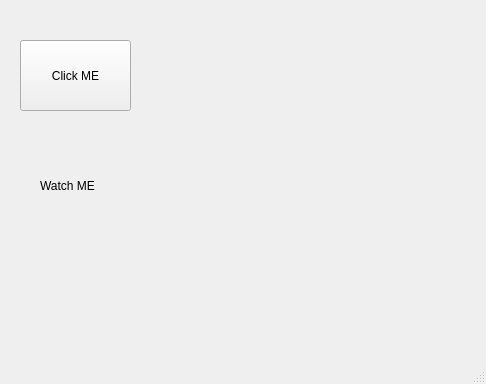
Above: main.ui from Soroosh-N/ObDES before the change. Below: the same form after it.
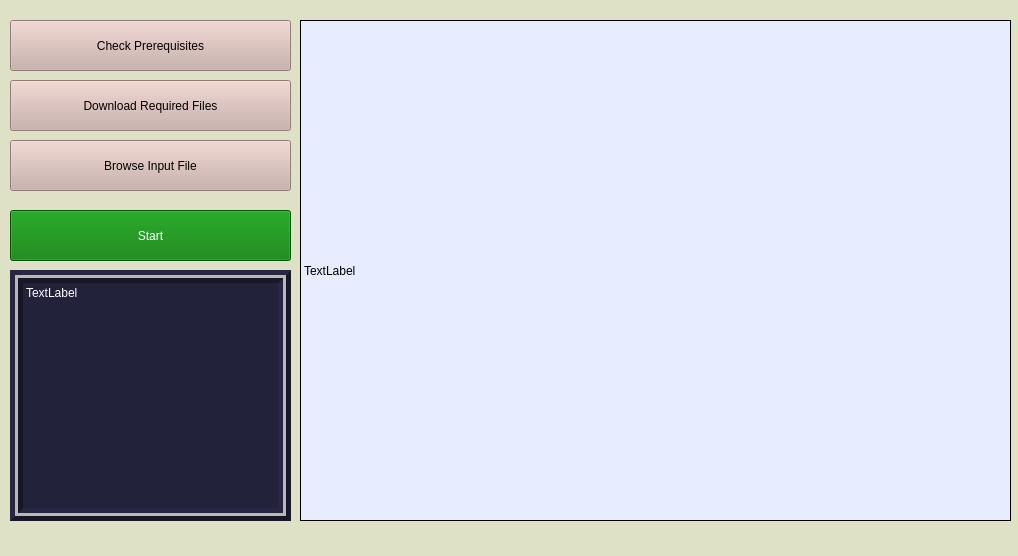
That is the form after the change.

Commit message: UI development first steps

What changed in the file:
```diff
--- a/main.ui
+++ b/main.ui
@@ -6,52 +6,594 @@
    <rect>
     <x>0</x>
     <y>0</y>
-    <width>486</width>
-    <height>384</height>
+    <width>1018</width>
+    <height>556</height>
    </rect>
   </property>
   <property name="windowTitle">
-   <string>MainWindow</string>
+   <string>ObDES</string>
+  </property>
+  <property name="windowOpacity">
+   <double>1.000000000000000</double>
+  </property>
+  <property name="styleSheet">
+   <string notr="true">background-color: rgb(223, 225, 199);</string>
   </property>
   <widget class="QWidget" name="centralwidget">
    <widget class="QPushButton" name="BTN1">
     <property name="geometry">
      <rect>
-      <x>20</x>
-      <y>40</y>
-      <width>111</width>
-      <height>71</height>
+      <x>10</x>
+      <y>20</y>
+      <width>281</width>
+      <height>51</height>
      </rect>
     </property>
+    <property name="styleSheet">
+     <string notr="true">background-color: rgb(201, 173, 167);</string>
+    </property>
     <property name="text">
-     <string>Click ME</string>
+     <string>Check Prerequisites</string>
     </property>
    </widget>
-   <widget class="QLabel" name="LBL1">
+   <widget class="QPushButton" name="DL_BTN">
     <property name="geometry">
      <rect>
-      <x>40</x>
-      <y>130</y>
-      <width>251</width>
-      <height>111</height>
+      <x>10</x>
+      <y>80</y>
+      <width>281</width>
+      <height>51</height>
      </rect>
     </property>
+    <property name="styleSheet">
+     <string notr="true">background-color: rgb(201, 173, 167);</string>
+    </property>
     <property name="text">
-     <string>Watch ME</string>
+     <string>Download Required Files</string>
     </property>
    </widget>
+   <widget class="QPushButton" name="START_BTN">
+    <property name="geometry">
+     <rect>
+      <x>10</x>
+      <y>210</y>
+      <width>281</width>
+      <height>51</height>
+     </rect>
+    </property>
+    <property name="styleSheet">
+     <string notr="true">background-color: rgb(0, 120, 0);
+color: rgb(255, 255, 255);</string>
+    </property>
+    <property name="text">
+     <string>Start</string>
+    </property>
+   </widget>
+   <widget class="QLabel" name="NTF_LBL">
+    <property name="geometry">
+     <rect>
+      <x>10</x>
+      <y>270</y>
+      <width>281</width>
+      <height>251</height>
+     </rect>
+    </property>
+    <property name="minimumSize">
+     <size>
+      <width>270</width>
+      <height>240</height>
+     </size>
+    </property>
+    <property name="styleSheet">
+     <string notr="true">background-color: rgb(34, 34, 59);
+color: rgb(255, 255, 255);</string>
+    </property>
+    <property name="frameShape">
+     <enum>QFrame::Box</enum>
+    </property>
+    <property name="frameShadow">
+     <enum>QFrame::Raised</enum>
+    </property>
+    <property name="lineWidth">
+     <number>5</number>
+    </property>
+    <property name="midLineWidth">
+     <number>3</number>
+    </property>
+    <property name="text">
+     <string>TextLabel</string>
+    </property>
+    <property name="alignment">
+     <set>Qt::AlignLeading|Qt::AlignLeft|Qt::AlignTop</set>
+    </property>
+    <property name="wordWrap">
+     <bool>true</bool>
+    </property>
+   </widget>
+   <widget class="QLabel" name="PH_LBL">
+    <property name="geometry">
+     <rect>
+      <x>300</x>
+      <y>20</y>
+      <width>711</width>
+      <height>501</height>
+     </rect>
+    </property>
+    <property name="palette">
+     <palette>
+      <active>
+       <colorrole role="WindowText">
+        <brush brushstyle="SolidPattern">
+         <color alpha="255">
+          <red>0</red>
+          <green>0</green>
+          <blue>0</blue>
+         </color>
+        </brush>
+       </colorrole>
+       <colorrole role="Button">
+        <brush brushstyle="SolidPattern">
+         <color alpha="255">
+          <red>231</red>
+          <green>237</green>
+          <blue>255</blue>
+         </color>
+        </brush>
+       </colorrole>
+       <colorrole role="Light">
+        <brush brushstyle="SolidPattern">
+         <color alpha="255">
+          <red>255</red>
+          <green>255</green>
+          <blue>255</blue>
+         </color>
+        </brush>
+       </colorrole>
+       <colorrole role="Midlight">
+        <brush brushstyle="SolidPattern">
+         <color alpha="255">
+          <red>255</red>
+          <green>255</green>
+          <blue>255</blue>
+         </color>
+        </brush>
+       </colorrole>
+       <colorrole role="Dark">
+        <brush brushstyle="SolidPattern">
+         <color alpha="255">
+          <red>127</red>
+          <green>127</green>
+          <blue>127</blue>
+         </color>
+        </brush>
+       </colorrole>
+       <colorrole role="Mid">
+        <brush brushstyle="SolidPattern">
+         <color alpha="255">
+          <red>170</red>
+          <green>170</green>
+          <blue>170</blue>
+         </color>
+        </brush>
+       </colorrole>
+       <colorrole role="Text">
+        <brush brushstyle="SolidPattern">
+         <color alpha="255">
+          <red>0</red>
+          <green>0</green>
+          <blue>0</blue>
+         </color>
+        </brush>
+       </colorrole>
+       <colorrole role="BrightText">
+        <brush brushstyle="SolidPattern">
+         <color alpha="255">
+          <red>255</red>
+          <green>255</green>
+          <blue>255</blue>
+         </color>
+        </brush>
+       </colorrole>
+       <colorrole role="ButtonText">
+        <brush brushstyle="SolidPattern">
+         <color alpha="255">
+          <red>0</red>
+          <green>0</green>
+          <blue>0</blue>
+         </color>
+        </brush>
+       </colorrole>
+       <colorrole role="Base">
+        <brush brushstyle="SolidPattern">
+         <color alpha="255">
+          <red>231</red>
+          <green>237</green>
+          <blue>255</blue>
+         </color>
+        </brush>
+       </colorrole>
+       <colorrole role="Window">
+        <brush brushstyle="SolidPattern">
+         <color alpha="255">
+          <red>231</red>
+          <green>237</green>
+          <blue>255</blue>
+         </color>
+        </brush>
+       </colorrole>
+       <colorrole role="Shadow">
+        <brush brushstyle="SolidPattern">
+         <color alpha="255">
+          <red>0</red>
+          <green>0</green>
+          <blue>0</blue>
+         </color>
+        </brush>
+       </colorrole>
+       <colorrole role="AlternateBase">
+        <brush brushstyle="SolidPattern">
+         <color alpha="255">
+          <red>255</red>
+          <green>255</green>
+          <blue>255</blue>
+         </color>
+        </brush>
+       </colorrole>
+       <colorrole role="ToolTipBase">
+        <brush brushstyle="SolidPattern">
+         <color alpha="255">
+          <red>255</red>
+          <green>255</green>
+          <blue>220</blue>
+         </color>
+        </brush>
+       </colorrole>
+       <colorrole role="ToolTipText">
+        <brush brushstyle="SolidPattern">
+         <color alpha="255">
+          <red>0</red>
+          <green>0</green>
+          <blue>0</blue>
+         </color>
+        </brush>
+       </colorrole>
+       <colorrole role="PlaceholderText">
+        <brush brushstyle="SolidPattern">
+         <color alpha="128">
+          <red>0</red>
+          <green>0</green>
+          <blue>0</blue>
+         </color>
+        </brush>
+       </colorrole>
+      </active>
+      <inactive>
+       <colorrole role="WindowText">
+        <brush brushstyle="SolidPattern">
+         <color alpha="255">
+          <red>0</red>
+          <green>0</green>
+          <blue>0</blue>
+         </color>
+        </brush>
+       </colorrole>
+       <colorrole role="Button">
+        <brush brushstyle="SolidPattern">
+         <color alpha="255">
+          <red>231</red>
+          <green>237</green>
+          <blue>255</blue>
+         </color>
+        </brush>
+       </colorrole>
+       <colorrole role="Light">
+        <brush brushstyle="SolidPattern">
+         <color alpha="255">
+          <red>255</red>
+          <green>255</green>
+          <blue>255</blue>
+         </color>
+        </brush>
+       </colorrole>
+       <colorrole role="Midlight">
+        <brush brushstyle="SolidPattern">
+         <color alpha="255">
+          <red>255</red>
+          <green>255</green>
+          <blue>255</blue>
+         </color>
+        </brush>
+       </colorrole>
+       <colorrole role="Dark">
+        <brush brushstyle="SolidPattern">
+         <color alpha="255">
+          <red>127</red>
+          <green>127</green>
+          <blue>127</blue>
+         </color>
+        </brush>
+       </colorrole>
+       <colorrole role="Mid">
+        <brush brushstyle="SolidPattern">
+         <color alpha="255">
+          <red>170</red>
+          <green>170</green>
+          <blue>170</blue>
+         </color>
+        </brush>
+       </colorrole>
+       <colorrole role="Text">
+        <brush brushstyle="SolidPattern">
+         <color alpha="255">
+          <red>0</red>
+          <green>0</green>
+          <blue>0</blue>
+         </color>
+        </brush>
+       </colorrole>
+       <colorrole role="BrightText">
+        <brush brushstyle="SolidPattern">
+         <color alpha="255">
+          <red>255</red>
+          <green>255</green>
+          <blue>255</blue>
+         </color>
+        </brush>
+       </colorrole>
+       <colorrole role="ButtonText">
+        <brush brushstyle="SolidPattern">
+         <color alpha="255">
+          <red>0</red>
+          <green>0</green>
+          <blue>0</blue>
+         </color>
+        </brush>
+       </colorrole>
+       <colorrole role="Base">
+        <brush brushstyle="SolidPattern">
+         <color alpha="255">
+          <red>231</red>
+          <green>237</green>
+          <blue>255</blue>
+         </color>
+        </brush>
+       </colorrole>
+       <colorrole role="Window">
+        <brush brushstyle="SolidPattern">
+         <color alpha="255">
+          <red>231</red>
+          <green>237</green>
+          <blue>255</blue>
+         </color>
+        </brush>
+       </colorrole>
+       <colorrole role="Shadow">
+        <brush brushstyle="SolidPattern">
+         <color alpha="255">
+          <red>0</red>
+          <green>0</green>
+          <blue>0</blue>
+         </color>
+        </brush>
+       </colorrole>
+       <colorrole role="AlternateBase">
+        <brush brushstyle="SolidPattern">
+         <color alpha="255">
+          <red>255</red>
+          <green>255</green>
+          <blue>255</blue>
+         </color>
+        </brush>
+       </colorrole>
+       <colorrole role="ToolTipBase">
+        <brush brushstyle="SolidPattern">
+         <color alpha="255">
+          <red>255</red>
+          <green>255</green>
+          <blue>220</blue>
+         </color>
+        </brush>
+       </colorrole>
+       <colorrole role="ToolTipText">
+        <brush brushstyle="SolidPattern">
+         <color alpha="255">
+          <red>0</red>
+          <green>0</green>
+          <blue>0</blue>
+         </color>
+        </brush>
+       </colorrole>
+       <colorrole role="PlaceholderText">
+        <brush brushstyle="SolidPattern">
+         <color alpha="128">
+          <red>0</red>
+          <green>0</green>
+          <blue>0</blue>
+         </color>
+        </brush>
+       </colorrole>
+      </inactive>
+      <disabled>
+       <colorrole role="WindowText">
+        <brush brushstyle="SolidPattern">
+         <color alpha="255">
+          <red>127</red>
+          <green>127</green>
+          <blue>127</blue>
+         </color>
+        </brush>
+       </colorrole>
+       <colorrole role="Button">
+        <brush brushstyle="SolidPattern">
+         <color alpha="255">
+          <red>231</red>
+          <green>237</green>
+          <blue>255</blue>
+         </color>
+        </brush>
+       </colorrole>
+       <colorrole role="Light">
+        <brush brushstyle="SolidPattern">
+         <color alpha="255">
+          <red>255</red>
+          <green>255</green>
+          <blue>255</blue>
+         </color>
+        </brush>
+       </colorrole>
+       <colorrole role="Midlight">
+        <brush brushstyle="SolidPattern">
+         <color alpha="255">
+          <red>255</red>
+          <green>255</green>
+          <blue>255</blue>
+         </color>
+        </brush>
+       </colorrole>
+       <colorrole role="Dark">
+        <brush brushstyle="SolidPattern">
+         <color alpha="255">
+          <red>127</red>
+          <green>127</green>
+          <blue>127</blue>
+         </color>
+        </brush>
+       </colorrole>
+       <colorrole role="Mid">
+        <brush brushstyle="SolidPattern">
+         <color alpha="255">
+          <red>170</red>
+          <green>170</green>
+          <blue>170</blue>
+         </color>
+        </brush>
+       </colorrole>
+       <colorrole role="Text">
+        <brush brushstyle="SolidPattern">
+         <color alpha="255">
+          <red>127</red>
+          <green>127</green>
+          <blue>127</blue>
+         </color>
+        </brush>
+       </colorrole>
+       <colorrole role="BrightText">
+        <brush brushstyle="SolidPattern">
+         <color alpha="255">
+          <red>255</red>
+          <green>255</green>
+          <blue>255</blue>
+         </color>
+        </brush>
+       </colorrole>
+       <colorrole role="ButtonText">
+        <brush brushstyle="SolidPattern">
+         <color alpha="255">
+          <red>127</red>
+          <green>127</green>
+          <blue>127</blue>
+         </color>
+        </brush>
+       </colorrole>
+       <colorrole role="Base">
+        <brush brushstyle="SolidPattern">
+         <color alpha="255">
+          <red>231</red>
+          <green>237</green>
+          <blue>255</blue>
+         </color>
+        </brush>
+       </colorrole>
+       <colorrole role="Window">
+        <brush brushstyle="SolidPattern">
+         <color alpha="255">
+          <red>231</red>
+          <green>237</green>
+          <blue>255</blue>
+         </color>
+        </brush>
+       </colorrole>
+       <colorrole role="Shadow">
+        <brush brushstyle="SolidPattern">
+         <color alpha="255">
+          <red>0</red>
+          <green>0</green>
+          <blue>0</blue>
+         </color>
+        </brush>
+       </colorrole>
+       <colorrole role="AlternateBase">
+        <brush brushstyle="SolidPattern">
+         <color alpha="255">
+          <red>255</red>
+          <green>255</green>
+          <blue>255</blue>
+         </color>
+        </brush>
+       </colorrole>
+       <colorrole role="ToolTipBase">
+        <brush brushstyle="SolidPattern">
+         <color alpha="255">
+          <red>255</red>
+          <green>255</green>
+          <blue>220</blue>
+         </color>
+        </brush>
+       </colorrole>
+       <colorrole role="ToolTipText">
+        <brush brushstyle="SolidPattern">
+         <color alpha="255">
+          <red>0</red>
+          <green>0</green>
+          <blue>0</blue>
+         </color>
+        </brush>
+       </colorrole>
+       <colorrole role="PlaceholderText">
+        <brush brushstyle="SolidPattern">
+         <color alpha="128">
+          <red>0</red>
+          <green>0</green>
+          <blue>0</blue>
+         </color>
+        </brush>
+       </colorrole>
+      </disabled>
+     </palette>
+    </property>
+    <property name="whatsThis">
+     <string/>
+    </property>
+    <property name="styleSheet">
+     <string notr="true">background-color: rgb(231, 237, 255);</string>
+    </property>
+    <property name="frameShape">
+     <enum>QFrame::Box</enum>
+    </property>
+    <property name="frameShadow">
+     <enum>QFrame::Plain</enum>
+    </property>
+    <property name="text">
+     <string>TextLabel</string>
+    </property>
+   </widget>
+   <widget class="QPushButton" name="BRW_BTN">
+    <property name="geometry">
+     <rect>
+      <x>10</x>
+      <y>140</y>
+      <width>281</width>
+      <height>51</height>
+     </rect>
+    </property>
+    <property name="styleSheet">
+     <string notr="true">background-color: rgb(201, 173, 167);</string>
+    </property>
+    <property name="text">
+     <string>Browse Input File</string>
+    </property>
+   </widget>
   </widget>
-  <widget class="QMenuBar" name="menubar">
-   <property name="geometry">
-    <rect>
-     <x>0</x>
-     <y>0</y>
-     <width>486</width>
-     <height>26</height>
-    </rect>
-   </property>
-  </widget>
-  <widget class="QStatusBar" name="statusbar"/>
  </widget>
  <resources/>
  <connections/>
```
Left out of the diff: 2 changed lines with no effect on the pictures. The commit also changes 2 other files.
